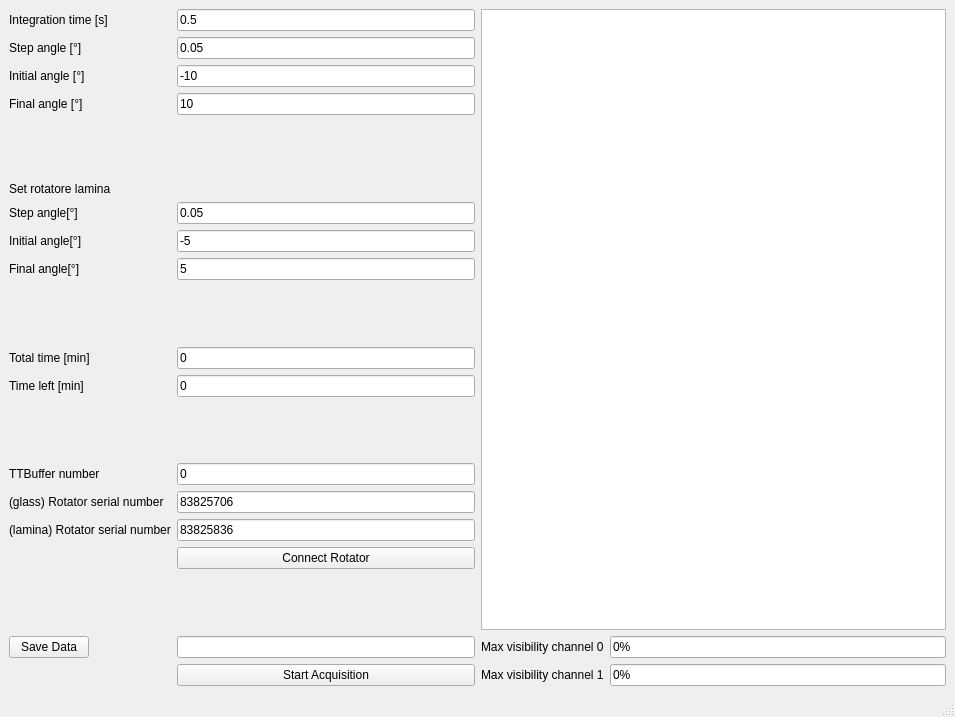
Old version of the form timebin_lamina.ui in the repository qLuxor/pylabtools.
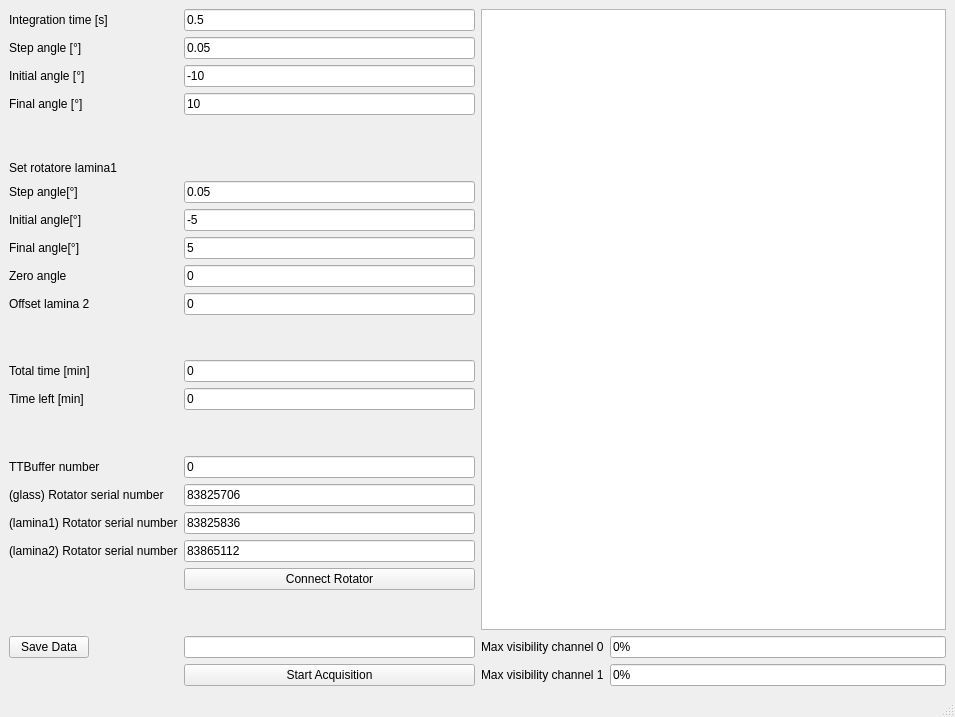
New version of the form. Custom widgets are drawn as their Qt base class.

Commit message: Rotator for the second wave plate added

What changed in the file:
```diff
--- a/timebin_lamina.ui
+++ b/timebin_lamina.ui
@@ -89,35 +89,35 @@
         </property>
        </spacer>
       </item>
-      <item row="10" column="0">
+      <item row="13" column="0">
        <widget class="QLabel" name="label_5">
         <property name="text">
          <string>Total time [min]</string>
         </property>
        </widget>
       </item>
-      <item row="10" column="1">
+      <item row="13" column="1">
        <widget class="QLineEdit" name="txtTotTime">
         <property name="text">
          <string>0</string>
         </property>
        </widget>
       </item>
-      <item row="11" column="0">
+      <item row="14" column="0">
        <widget class="QLabel" name="label_7">
         <property name="text">
          <string>Time left [min]</string>
         </property>
        </widget>
       </item>
-      <item row="11" column="1">
+      <item row="14" column="1">
        <widget class="QLineEdit" name="txtTimeLeft">
         <property name="text">
          <string>0</string>
         </property>
        </widget>
       </item>
-      <item row="13" column="0">
+      <item row="16" column="0">
        <spacer name="verticalSpacer_3">
         <property name="orientation">
          <enum>Qt::Vertical</enum>
@@ -130,49 +130,49 @@
         </property>
        </spacer>
       </item>
-      <item row="15" column="0">
+      <item row="18" column="0">
        <widget class="QLabel" name="label_8">
         <property name="text">
          <string>TTBuffer number</string>
         </property>
        </widget>
       </item>
-      <item row="15" column="1">
+      <item row="18" column="1">
        <widget class="QLineEdit" name="txtBufferNo">
         <property name="text">
          <string>0</string>
         </property>
        </widget>
       </item>
-      <item row="17" column="1">
+      <item row="20" column="1">
        <widget class="QLineEdit" name="txtSN">
         <property name="text">
          <string>83825706</string>
         </property>
        </widget>
       </item>
-      <item row="19" column="1">
+      <item row="23" column="1">
        <widget class="QPushButton" name="btnConnect">
         <property name="text">
          <string>Connect Rotator</string>
         </property>
        </widget>
       </item>
-      <item row="17" column="0">
+      <item row="20" column="0">
        <widget class="QLabel" name="label_10">
         <property name="text">
          <string>(glass) Rotator serial number</string>
         </property>
        </widget>
       </item>
-      <item row="22" column="1">
+      <item row="26" column="1">
        <widget class="QPushButton" name="btnStart">
         <property name="text">
          <string>Start Acquisition</string>
         </property>
        </widget>
       </item>
-      <item row="20" column="1">
+      <item row="24" column="1">
        <spacer name="verticalSpacer_4">
         <property name="orientation">
          <enum>Qt::Vertical</enum>
@@ -185,17 +185,17 @@
         </property>
        </spacer>
       </item>
-      <item row="21" column="1">
+      <item row="25" column="1">
        <widget class="QLineEdit" name="txtFileName"/>
       </item>
-      <item row="21" column="0">
+      <item row="25" column="0">
        <widget class="QPushButton" name="btnSaveData">
         <property name="text">
          <string>Save Data</string>
         </property>
        </widget>
       </item>
-      <item row="9" column="0">
+      <item row="12" column="0">
        <spacer name="verticalSpacer_2">
         <property name="orientation">
          <enum>Qt::Vertical</enum>
@@ -232,7 +232,7 @@
       <item row="5" column="0">
        <widget class="QLabel" name="label_14">
         <property name="text">
-         <string>Set rotatore lamina</string>
+         <string>Set rotatore lamina1</string>
         </property>
        </widget>
       </item>
@@ -257,17 +257,59 @@
         </property>
        </widget>
       </item>
-      <item row="18" column="1">
+      <item row="21" column="1">
        <widget class="QLineEdit" name="txtSNlamina">
         <property name="text">
          <string>83825836</string>
         </property>
        </widget>
       </item>
-      <item row="18" column="0">
+      <item row="21" column="0">
        <widget class="QLabel" name="label_15">
         <property name="text">
-         <string>(lamina) Rotator serial number</string>
+         <string>(lamina1) Rotator serial number</string>
+        </property>
+       </widget>
+      </item>
+      <item row="22" column="1">
+       <widget class="QLineEdit" name="txtSNlamina2">
+        <property name="text">
+         <string>83865112</string>
+        </property>
+       </widget>
+      </item>
+      <item row="22" column="0">
+       <widget class="QLabel" name="label_16">
+        <property name="text">
+         <string>(lamina2) Rotator serial number</string>
+        </property>
+       </widget>
+      </item>
+      <item row="10" column="0">
+       <widget class="QLabel" name="label_17">
+        <property name="text">
+         <string>Offset lamina 2</string>
+        </property>
+       </widget>
+      </item>
+      <item row="10" column="1">
+       <widget class="QLineEdit" name="txtOffsetLamina2">
+        <property name="text">
+         <string>0</string>
+        </property>
+       </widget>
+      </item>
+      <item row="9" column="1">
+       <widget class="QLineEdit" name="txtZeroAngle">
+        <property name="text">
+         <string>0</string>
+        </property>
+       </widget>
+      </item>
+      <item row="9" column="0">
+       <widget class="QLabel" name="label_18">
+        <property name="text">
+         <string>Zero angle</string>
         </property>
        </widget>
       </item>
@@ -326,7 +368,7 @@
      <x>0</x>
      <y>0</y>
      <width>955</width>
-     <height>27</height>
+     <height>25</height>
     </rect>
    </property>
   </widget>
```
The commit also changes 1 other file.
